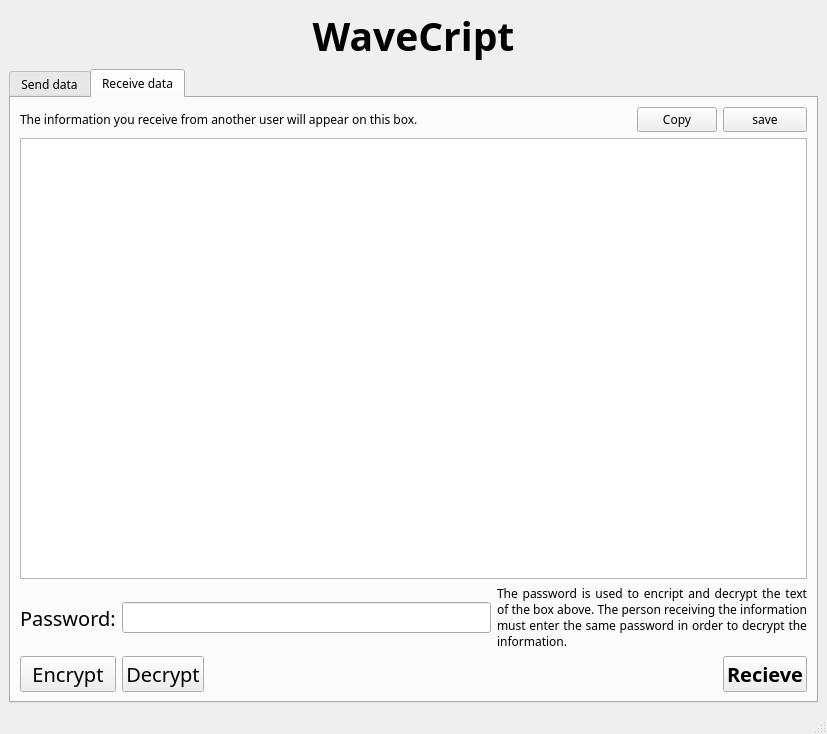
This is gui/wave_crypt_page.ui in salvarezri/WaveCrypt as Qt 5 draws it before an edit. The edited form follows.
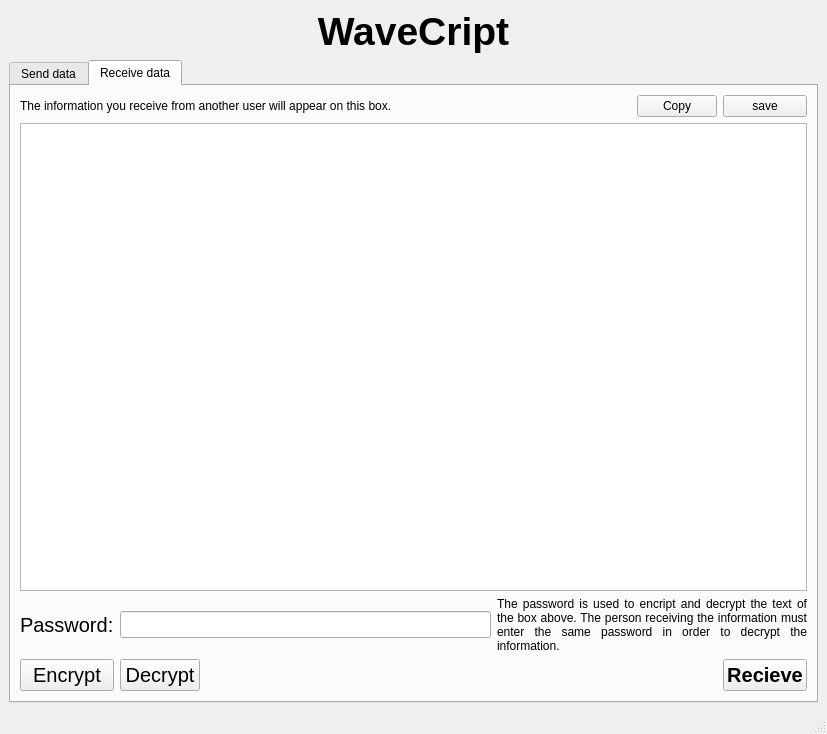
This is the edited form. The open tabs and pages were chosen to show the change.

Commit message: connect main functionalities of the GUI

```diff
--- a/gui/wave_crypt_page.ui
+++ b/gui/wave_crypt_page.ui
@@ -12,7 +12,6 @@
   </property>
   <property name="font">
    <font>
-    <family>Sans Serif</family>
     <pointsize>9</pointsize>
     <bold>false</bold>
     <stylestrategy>PreferDefault</stylestrategy>
@@ -28,7 +27,6 @@
      <widget class="QLabel" name="label">
       <property name="font">
        <font>
-        <family>Sans Serif</family>
         <pointsize>29</pointsize>
         <bold>true</bold>
         <stylestrategy>PreferDefault</stylestrategy>
@@ -279,7 +277,6 @@
          <widget class="QPushButton" name="pushButton_8">
           <property name="font">
            <font>
-            <family>Sans Serif</family>
             <pointsize>15</pointsize>
             <bold>false</bold>
             <stylestrategy>PreferDefault</stylestrategy>
@@ -308,7 +305,6 @@
          <widget class="QPushButton" name="pushButton_6">
           <property name="font">
            <font>
-            <family>Sans Serif</family>
             <pointsize>15</pointsize>
             <bold>true</bold>
             <stylestrategy>PreferDefault</stylestrategy>
@@ -356,7 +352,6 @@
          <widget class="QLabel" name="label_9">
           <property name="font">
            <font>
-            <family>Sans Serif</family>
             <pointsize>15</pointsize>
             <bold>false</bold>
             <stylestrategy>PreferDefault</stylestrategy>
@@ -385,7 +380,6 @@
          <widget class="QPushButton" name="pushButton_5">
           <property name="font">
            <font>
-            <family>Sans Serif</family>
             <pointsize>15</pointsize>
             <bold>false</bold>
             <stylestrategy>PreferDefault</stylestrategy>
@@ -401,7 +395,6 @@
          <widget class="QLineEdit" name="lineEdit_2">
           <property name="font">
            <font>
-            <family>Sans Serif</family>
             <pointsize>12</pointsize>
             <bold>false</bold>
             <stylestrategy>PreferDefault</stylestrategy>
```
Left out of the diff: 33 changed lines with no effect on the pictures. The commit also changes 5 other files.
